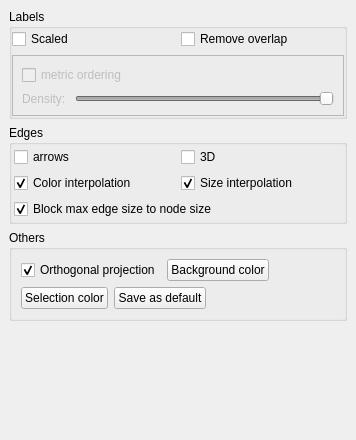
Above: library/tulip-qt/designer/RenderingParametersDialog.ui from vadivelselvaraj/TulipGLImprovement before the change. Below: the same form after it.
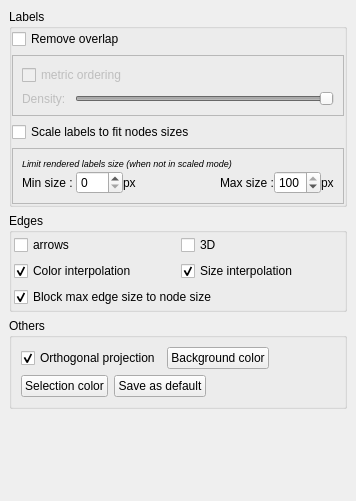
That is the form after the change.

Commit message: - Add min/max label screen size to GlGraphRenderingParameters, GlNode and GlLabels   - This version not work with edges labels

The edit to the form file:
```diff
--- a/library/tulip-qt/designer/RenderingParametersDialog.ui
+++ b/library/tulip-qt/designer/RenderingParametersDialog.ui
@@ -6,7 +6,7 @@
     <x>0</x>
     <y>0</y>
     <width>356</width>
-    <height>440</height>
+    <height>501</height>
    </rect>
   </property>
   <property name="windowTitle" >
@@ -43,28 +43,14 @@
       <item row="3" column="0" >
        <layout class="QVBoxLayout" name="verticalLayout" >
         <item>
-         <layout class="QHBoxLayout" name="horizontalLayout_4" >
-          <item>
-           <widget class="QCheckBox" name="scaled" >
-            <property name="toolTip" >
-             <string>Fit to node size</string>
-            </property>
-            <property name="text" >
-             <string>Scaled</string>
-            </property>
-           </widget>
-          </item>
-          <item>
-           <widget class="QCheckBox" name="overlap" >
-            <property name="toolTip" >
-             <string>Enable/disable overlap of labels</string>
-            </property>
-            <property name="text" >
-             <string>Remove overlap</string>
-            </property>
-           </widget>
-          </item>
-         </layout>
+         <widget class="QCheckBox" name="overlap" >
+          <property name="toolTip" >
+           <string>Enable/disable overlap of labels</string>
+          </property>
+          <property name="text" >
+           <string>Remove overlap</string>
+          </property>
+         </widget>
         </item>
         <item>
          <widget class="QFrame" name="frame" >
@@ -128,6 +114,115 @@
           </layout>
          </widget>
         </item>
+        <item>
+         <widget class="QCheckBox" name="scaled" >
+          <property name="toolTip" >
+           <string>Fit to node size</string>
+          </property>
+          <property name="text" >
+           <string>Scale labels to fit nodes sizes</string>
+          </property>
+         </widget>
+        </item>
+        <item>
+         <widget class="QFrame" name="frame_2" >
+          <property name="frameShape" >
+           <enum>QFrame::StyledPanel</enum>
+          </property>
+          <property name="frameShadow" >
+           <enum>QFrame::Raised</enum>
+          </property>
+          <layout class="QGridLayout" name="gridLayout_2" >
+           <property name="horizontalSpacing" >
+            <number>0</number>
+           </property>
+           <property name="verticalSpacing" >
+            <number>2</number>
+           </property>
+           <item row="1" column="0" >
+            <layout class="QHBoxLayout" name="horizontalLayout" >
+             <item>
+              <widget class="QLabel" name="label" >
+               <property name="text" >
+                <string>Min size : </string>
+               </property>
+              </widget>
+             </item>
+             <item>
+              <widget class="QSpinBox" name="minSizeSpinBox" >
+               <property name="maximum" >
+                <number>100</number>
+               </property>
+               <property name="value" >
+                <number>0</number>
+               </property>
+              </widget>
+             </item>
+             <item>
+              <widget class="QLabel" name="label_4" >
+               <property name="text" >
+                <string>px</string>
+               </property>
+              </widget>
+             </item>
+             <item>
+              <spacer name="horizontalSpacer" >
+               <property name="orientation" >
+                <enum>Qt::Horizontal</enum>
+               </property>
+               <property name="sizeHint" stdset="0" >
+                <size>
+                 <width>40</width>
+                 <height>20</height>
+                </size>
+               </property>
+              </spacer>
+             </item>
+             <item>
+              <widget class="QLabel" name="label_2" >
+               <property name="text" >
+                <string>Max size :</string>
+               </property>
+              </widget>
+             </item>
+             <item>
+              <widget class="QSpinBox" name="maxSizeSpinBox" >
+               <property name="minimum" >
+                <number>0</number>
+               </property>
+               <property name="maximum" >
+                <number>100</number>
+               </property>
+               <property name="value" >
+                <number>100</number>
+               </property>
+              </widget>
+             </item>
+             <item>
+              <widget class="QLabel" name="label_5" >
+               <property name="text" >
+                <string>px</string>
+               </property>
+              </widget>
+             </item>
+            </layout>
+           </item>
+           <item row="0" column="0" >
+            <widget class="QLabel" name="label_3" >
+             <property name="font" >
+              <font>
+               <pointsize>7</pointsize>
+               <italic>true</italic>
+              </font>
+             </property>
+             <property name="text" >
+              <string>Limit rendered labels size (when not in scaled mode)</string>
+             </property>
+            </widget>
+           </item>
+          </layout>
+         </widget>
+        </item>
        </layout>
       </item>
      </layout>
```
Left out of the diff: 48 changed lines with no effect on the pictures. The commit also changes 7 other files.
